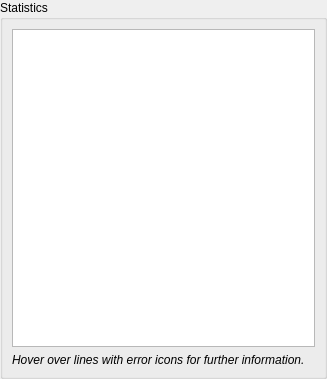
First picture: the form in src/gui/reports/ReportsWidgetStatistics.ui, repository keepassxreboot/keepassxc, before the edit.
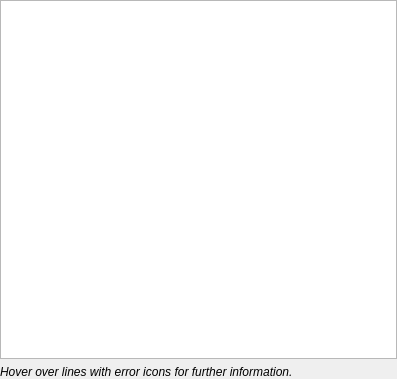
Second picture: the form after the edit.

Commit message:
Reports: Add "Known Bad" flag for entries
* Fixes #4168

* Introduce a custom data element stored with an entry to indicate that it is a "Known Bad" entry. This flag causes database reports to skip these entries.
* The current number of known bad entries is displayed in the statistics report.
* Add context menu to reports to easily exclude entries.

```diff
--- a/src/gui/reports/ReportsWidgetStatistics.ui
+++ b/src/gui/reports/ReportsWidgetStatistics.ui
@@ -6,11 +6,11 @@
    <rect>
     <x>0</x>
     <y>0</y>
-    <width>327</width>
+    <width>397</width>
     <height>379</height>
    </rect>
   </property>
-  <layout class="QVBoxLayout" name="verticalLayout" stretch="0">
+  <layout class="QVBoxLayout" name="verticalLayout" stretch="0,0">
    <property name="leftMargin">
     <number>0</number>
    </property>
@@ -24,12 +24,6 @@
     <number>0</number>
    </property>
    <item>
-    <widget class="QGroupBox" name="statisticsGroupBox">
-     <property name="title">
-      <string>Statistics</string>
-     </property>
-     <layout class="QVBoxLayout" name="verticalLayout_2">
-      <item>
        <widget class="QTableView" name="statisticsTableView">
         <property name="editTriggers">
          <set>QAbstractItemView::NoEditTriggers</set>
@@ -67,9 +61,6 @@
         <property name="text">
          <string>Hover over lines with error icons for further information.</string>
         </property>
-       </widget>
-      </item>
-     </layout>
     </widget>
    </item>
   </layout>
```
Lines whose indentation alone changed are shown as unchanged. The commit also changes 19 other files.
